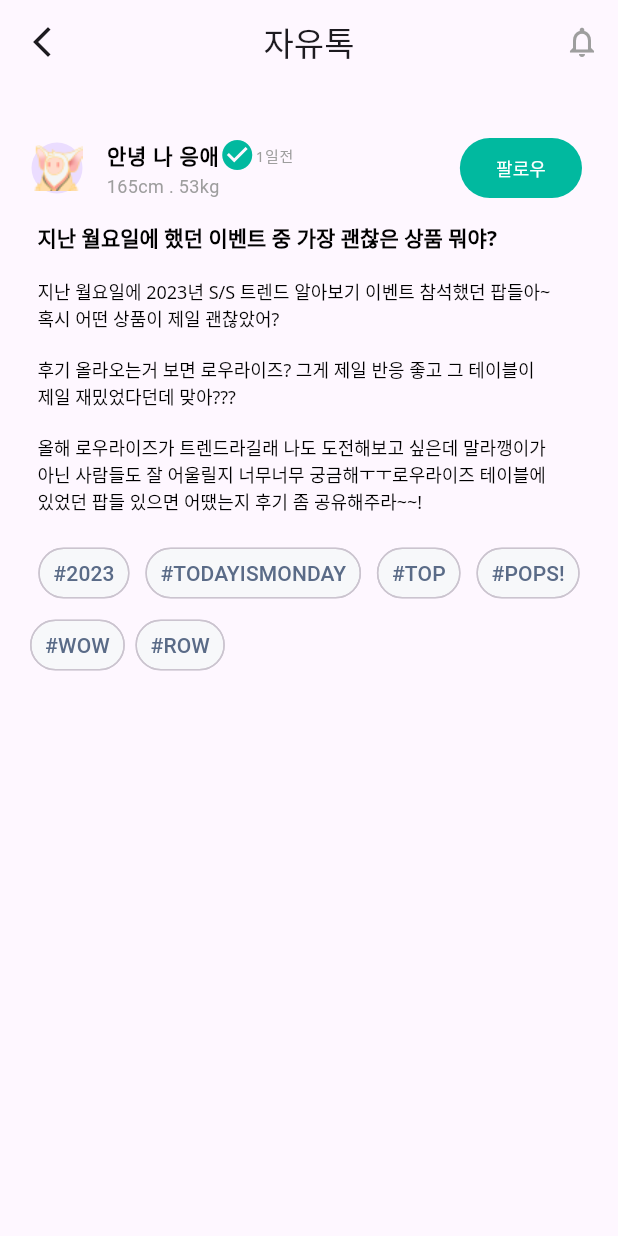
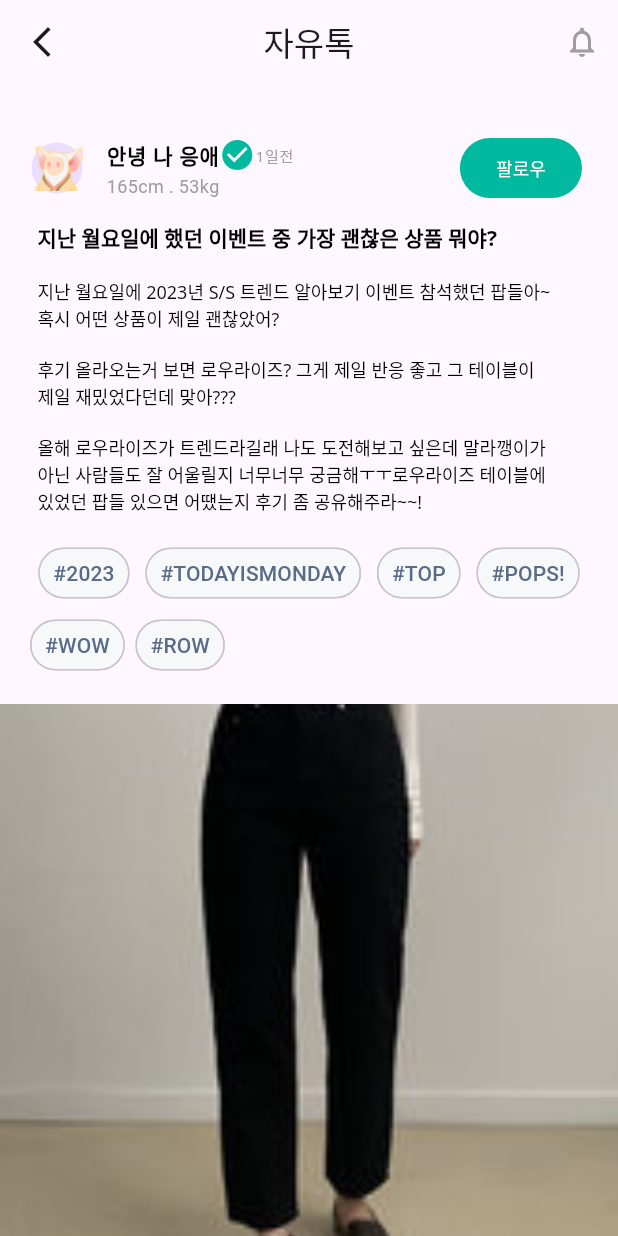
Before and after one commit to Jashwanth-Gowda-R/Hyperhire-assignment, a Flutter app: the screen it shows after launch, on a phone screen of 412 x 824 dp. Run offline on Flutter 3.47's test engine with Material 2 defaults, Android fonts, the phone set to English and light mode, and no system bars; Roboto replaces fonts that are missing (Noto Sans).

Commit message:
added img section

```diff
--- a/lib/features/posts/pages/post_details_page.dart
+++ b/lib/features/posts/pages/post_details_page.dart
@@ -28,6 +28,8 @@ class _PostDetailsPageState extends State<PostDetailsPage> {
   Widget build(BuildContext context) {
     return Scaffold(
       appBar: AppBar(
+        elevation: 0,
+        scrolledUnderElevation: 0,
         leading: IconButton(
           onPressed: () {},
           icon: const Icon(Icons.arrow_back_ios_new),
@@ -51,6 +53,7 @@ class _PostDetailsPageState extends State<PostDetailsPage> {
           left: 0,
           bottom: 0,
         ),
+        child: SingleChildScrollView(
           child: Column(
             children: [
               Container(
@@ -110,7 +113,19 @@ class _PostDetailsPageState extends State<PostDetailsPage> {
                   ],
                 ),
               ),
+              const SizedBox(
+                height: 15,
+              ),
+              SizedBox(
+                child: Image.asset(
+                  'assets/images/pant.jpeg',
+                  width: double.infinity,
+                  height: 450,
+                  fit: BoxFit.fitWidth,
+                ),
+              )
             ],
+          ),
         ),
       ),
     );
```
Also changed, not shown: assets/images/pant.jpeg (added). Lines whose indentation alone changed are shown as unchanged.
